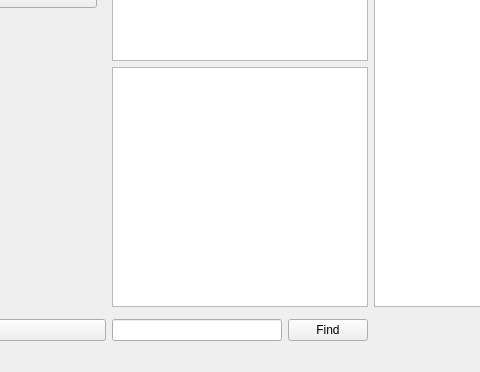
kxhxhx/QT-, file mainwindow.ui: the form before one commit; both pictures show x 160 to 640 and y 228 to 600 of the 800 by 600 pixel window.
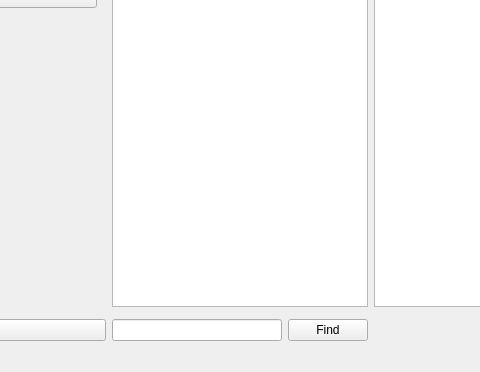
The form after the commit.

What changed in the file:
```diff
--- a/mainwindow.ui
+++ b/mainwindow.ui
@@ -216,9 +216,6 @@
       <item>
        <widget class="QTreeView" name="treeView_Protocol"/>
       </item>
-      <item>
-       <widget class="QTreeView" name="treeView_ProtocolFuncCode"/>
-      </item>
      </layout>
     </item>
     <item row="2" column="1">
```
